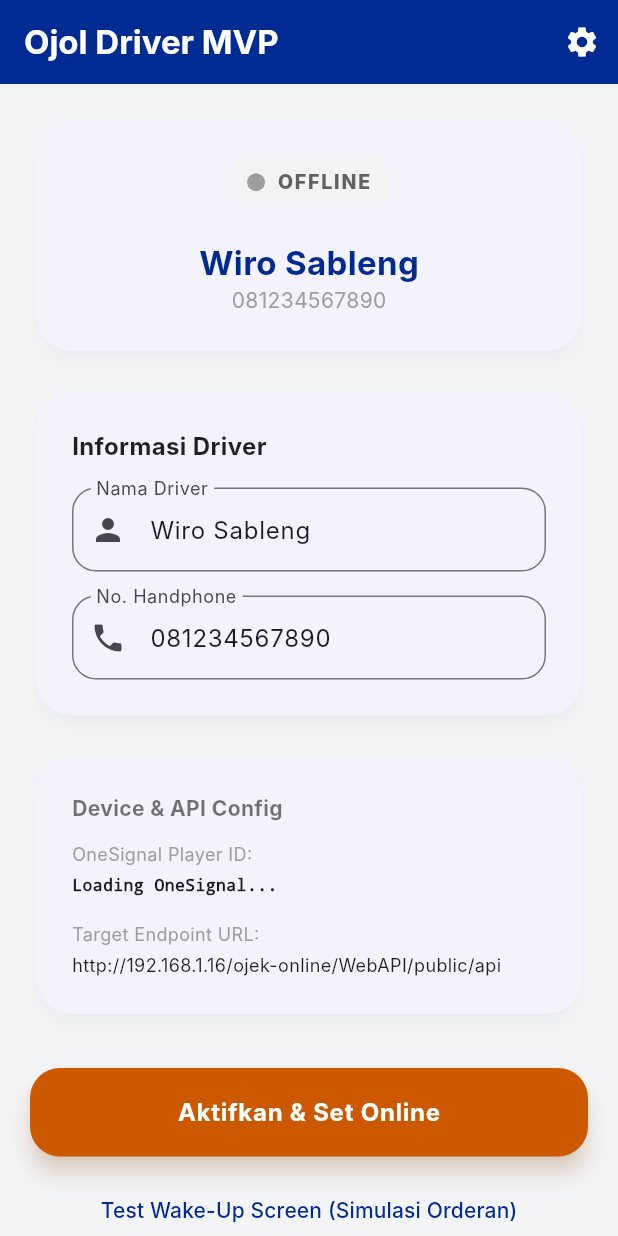
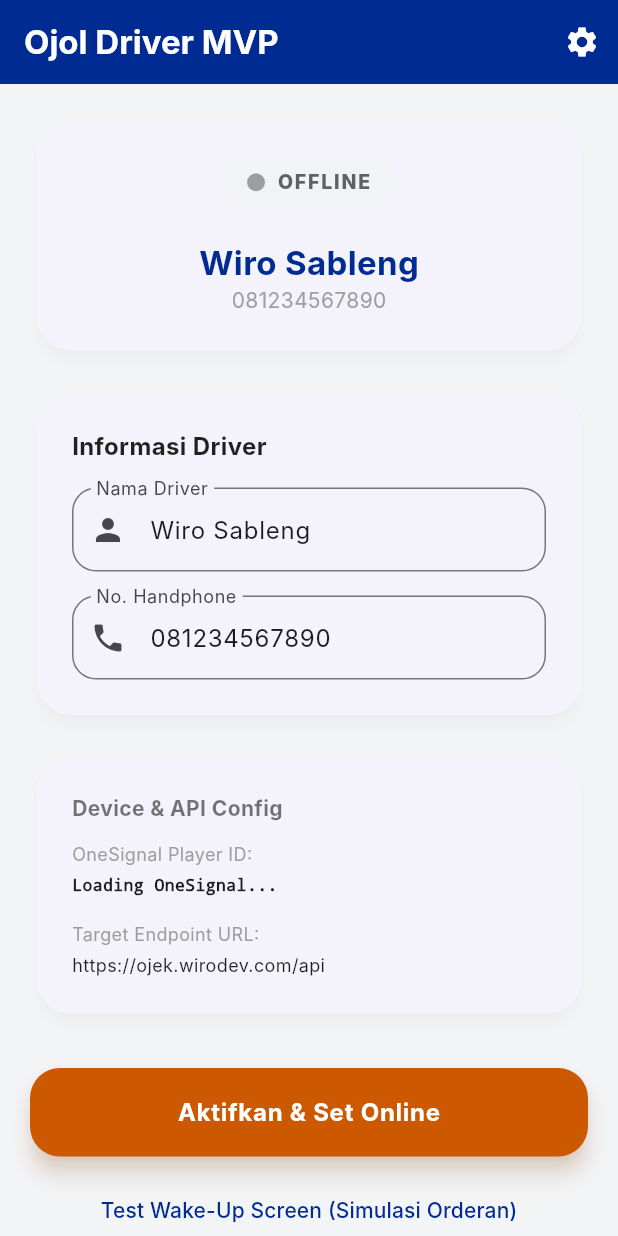
Before and after one commit to detitanbwi/Ojek-Online-App, a Flutter app: the screen it shows after launch, on a phone screen of 412 x 824 dp. Run offline on Flutter 3.47's test engine with Material 3 defaults, Android fonts, the phone set to English and light mode, and no system bars; our stand-ins replace awesome_notifications; missing offline and left inert: onesignal_flutter; Roboto replaces fonts that are missing (Inter).

Commit message:
chore: update API endpoint URL to production ojek.wirodev.com/api

```diff
--- a/lib/OrderRequestPage.dart
+++ b/lib/OrderRequestPage.dart
@@ -26,7 +26,7 @@ class OrderRequestPage extends StatefulWidget {
 class _OrderRequestPageState extends State<OrderRequestPage> with SingleTickerProviderStateMixin {
   late AnimationController _pulseController;
   static const platform = MethodChannel('com.wirodev.ojol/intent');
-  final String apiUrl = 'http://192.168.1.16/ojek-online/WebAPI/public/api';
+  final String apiUrl = 'https://ojek.wirodev.com/api';
 
   Timer? _countdownTimer;
   int _secondsRemaining = 10;
--- a/lib/main.dart
+++ b/lib/main.dart
@@ -11,7 +11,7 @@ import 'OrderRequestPage.dart';
 final GlobalKey<NavigatorState> navigatorKey = GlobalKey<NavigatorState>();
 
 // Key-value memory to persist custom backend URL during runtime (can be customized in UI)
-String backendUrl = 'http://192.168.1.16/ojek-online/WebAPI/public/api';
+String backendUrl = 'https://ojek.wirodev.com/api';
 
 void main() async {
   WidgetsFlutterBinding.ensureInitialized();
```
